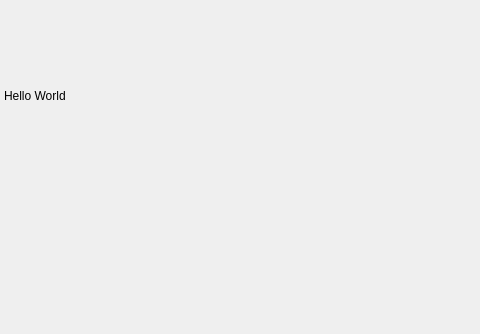
Qt form mainwindow.ui (i207M/qt-Junqi) before a commit; both pictures show x 126 to 606 and y 0 to 334 of the 800 by 600 pixel window.
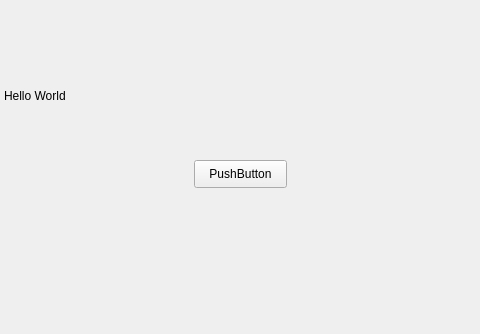
The same form after that commit.

```diff
--- a/mainwindow.ui
+++ b/mainwindow.ui
@@ -27,6 +27,19 @@
      <string>Hello World</string>
     </property>
    </widget>
+   <widget class="QPushButton" name="pushButton">
+    <property name="geometry">
+     <rect>
+      <x>320</x>
+      <y>160</y>
+      <width>93</width>
+      <height>28</height>
+     </rect>
+    </property>
+    <property name="text">
+     <string>PushButton</string>
+    </property>
+   </widget>
   </widget>
   <widget class="QMenuBar" name="menubar">
    <property name="geometry">
```
